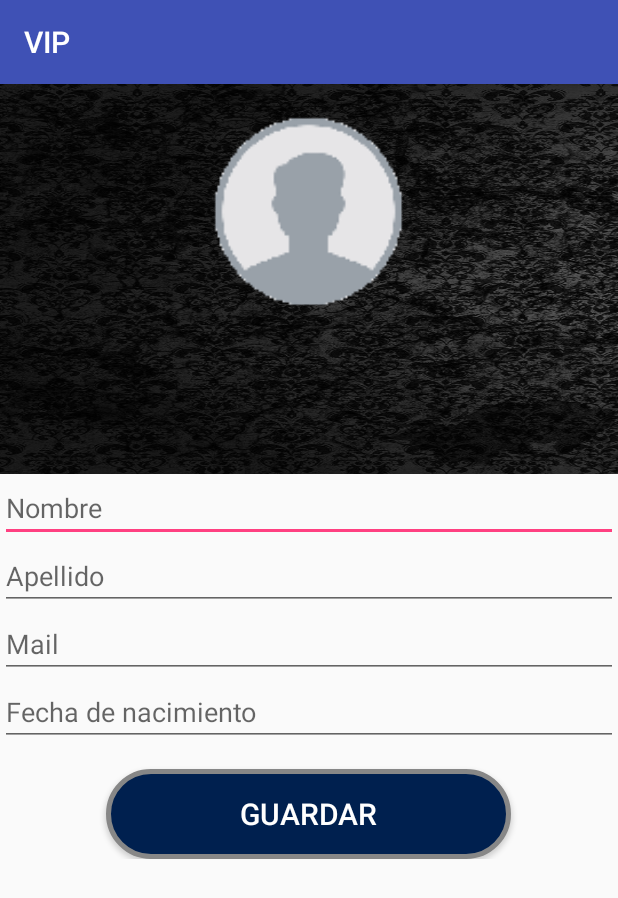
After one commit to Franverri/VIP, an Android app: the ProfileActivity screen opened directly, with no data from a screen before it, on a phone screen of 412 x 824 dp. The commit adds this screen. Shown: the top 898 px of the screen. Run offline under Robolectric (Android 15) with nearby library versions, the phone set to English and light mode, and no system bars; our stand-ins replace CircleImageView, Firebase (no records; nobody signed in at launch, a user with empty details on screens opened directly).

Commit message:
Pantalla de perfil + modificacion en BDD

```diff
--- a/app/build.gradle
+++ b/app/build.gradle
@@ -29,7 +29,7 @@ dependencies {
     implementation 'com.android.support.constraint:constraint-layout:1.1.2'
     implementation 'com.android.support:support-v4:28.0.0-alpha3'
     implementation 'com.android.support:design:28.0.0-alpha3'
-    implementation 'com.google.firebase:firebase-database:11.8.0'
+    implementation 'com.google.firebase:firebase-database:16.0.1'
     testImplementation 'junit:junit:4.12'
     androidTestImplementation 'com.android.support.test:runner:1.0.2'
     androidTestImplementation 'com.android.support.test.espresso:espresso-core:3.0.2'
--- a/app/src/main/AndroidManifest.xml
+++ b/app/src/main/AndroidManifest.xml
@@ -24,7 +24,7 @@
         <activity
             android:name=".MainActivity"
             android:label="@string/title_activity_main"
-            android:theme="@style/AppTheme.NoActionBar"></activity>
+            android:theme="@style/AppTheme.NoActionBar" />
         <activity android:name=".contact_form" />
         <activity
             android:name=".TestActivity"
@@ -57,7 +57,8 @@
                 <category android:name="android.intent.category.LAUNCHER" />
             </intent-filter>
         </activity>
-        <activity android:name=".RegisterActivity"></activity>
+        <activity android:name=".RegisterActivity" />
+        <activity android:name=".ProfileActivity"></activity>
     </application>
 
 </manifest>
--- /dev/null
+++ b/app/src/main/java/tdp/vip/ProfileActivity.java
@@ -0,0 +1,128 @@
+package tdp.vip;
+
+import android.app.ProgressDialog;
+import android.content.Context;
+import android.content.Intent;
+import android.content.SharedPreferences;
+import android.os.Handler;
+import android.support.v7.app.AppCompatActivity;
+import android.os.Bundle;
+import android.util.Log;
+import android.view.View;
+import android.view.Window;
+import android.view.WindowManager;
+import android.widget.Button;
+import android.widget.EditText;
+import android.widget.TextView;
+import android.widget.Toast;
+
+import com.google.firebase.database.DatabaseReference;
+
+import org.w3c.dom.Text;
+
+import tdp.vip.dblocal.DBLocal;
+
+public class ProfileActivity extends AppCompatActivity {
+
+    SharedPreferences sharedPref;
+    SharedPreferences.Editor editorShared;
+
+    String nombre;
+    String apellido;
+    String nombreUsr;
+    String mail;
+    String fechaNacimiento;
+
+    DatabaseReference mDatabase;
+
+    @Override
+    protected void onCreate(Bundle savedInstanceState) {
+        super.onCreate(savedInstanceState);
+
+        //Le quito la barra de notificaciones
+        getWindow().requestFeature(Window.FEATURE_NO_TITLE);
+        getWindow().setFlags(WindowManager.LayoutParams.FLAG_FULLSCREEN, WindowManager.LayoutParams.FLAG_FULLSCREEN);
+
+        sharedPref = getSharedPreferences(getString(R.string.saved_data), Context.MODE_PRIVATE);
+        editorShared = sharedPref.edit();
+
+        nombre = sharedPref.getString("nombre", null);
+        apellido = sharedPref.getString("apellido", null);
+        nombreUsr = sharedPref.getString("nombreUsuario", null);
+        mail = sharedPref.getString("mail", null);
+        fechaNacimiento = sharedPref.getString("fechaNacimiento", null);
+
+        setContentView(R.layout.activity_profile);
+
+        TextView tvNombreUsr = (TextView) findViewById(R.id.profile_nombreUsr);
+        EditText etNombre = (EditText) findViewById(R.id.profile_nombre);
+        EditText etApellido = (EditText) findViewById(R.id.profile_apellido);
+        EditText etMail = (EditText) findViewById(R.id.profile_mail);
+        EditText etFechaNacimiento = (EditText) findViewById(R.id.profile_fechaNacimiento);
+
+        tvNombreUsr.setText(nombreUsr);
+        etNombre.setText(nombre);
+        etApellido.setText(apellido);
+        etMail.setText(mail);
+        etFechaNacimiento.setText(fechaNacimiento);
+
+        Button button= (Button) findViewById(R.id.profile_btnGuardar);
+        button.setOnClickListener(new View.OnClickListener() {
+            @Override
+            public void onClick(View v) {
+                saveChanges(v);
+            }
+        });
+    }
+
+    private void saveChanges(View v) {
+
+        EditText etNombre = (EditText) findViewById(R.id.profile_nombre);
+        EditText etApellido = (EditText) findViewById(R.id.profile_apellido);
+        EditText etMail = (EditText) findViewById(R.id.profile_mail);
+        EditText etFechaNacimiento = (EditText) findViewById(R.id.profile_fechaNacimiento);
+
+        nombre = etNombre.getText().toString();
+        apellido = etApellido.getText().toString();
+        mail = etMail.getText().toString();
+        fechaNacimiento = etFechaNacimiento.getText().toString();
+
+        editorShared.putString("nombre", nombre);
+        editorShared.putString("apellido", apellido);
+        editorShared.putString("mail", mail);
+        editorShared.putString("fechaNacimiento", fechaNacimiento);
+        editorShared.apply();
+
+        modificarDatosEnBDD(nombreUsr, nombre, apellido, mail, fechaNacimiento);
+
+        goMain();
+
+    }
+
+    private void modificarDatosEnBDD(String nombreUsr, String nombre, String apellido, String mail, String fechaNacimiento) {
+        DBLocal.getInstance().updateUsuario(nombreUsr,nombre,apellido,mail,fechaNacimiento);
+    }
+
+    private void goMain() {
+        final ProgressDialog progressDialog = new ProgressDialog(ProfileActivity.this);
+        progressDialog.setTitle("Perfil");
+        progressDialog.setMessage("Guardando cambios...");
+        progressDialog.show();
+
+        Runnable progressRunnable = new Runnable() {
+
+            @Override
+            public void run() {
+                progressDialog.cancel();
+                Toast.makeText(ProfileActivity.this, "Cambios guardados!",
+                        Toast.LENGTH_LONG).show();
+                Intent intent = new Intent(ProfileActivity.this, MainActivity.class);
+                intent.setFlags(Intent.FLAG_ACTIVITY_NEW_TASK | Intent.FLAG_ACTIVITY_CLEAR_TASK);
+                startActivity(intent);
+            }
+        };
+
+        Handler pdCanceller = new Handler();
+        pdCanceller.postDelayed(progressRunnable, 4000);
+    }
+}
--- /dev/null
+++ b/app/src/main/res/layout/activity_profile.xml
@@ -0,0 +1,92 @@
+<?xml version="1.0" encoding="utf-8"?>
+<LinearLayout xmlns:android="http://schemas.android.com/apk/res/android"
+    xmlns:app="http://schemas.android.com/apk/res-auto"
+    xmlns:tools="http://schemas.android.com/tools"
+    android:id="@+id/linLayoutItems"
+    android:layout_width="match_parent"
+    android:layout_height="match_parent"
+    android:orientation="vertical"
+    tools:context=".ProfileActivity">
+
+    <RelativeLayout
+        android:layout_width="match_parent"
+        android:layout_height="260dp">
+
+        <LinearLayout
+            android:layout_width="match_parent"
+            android:layout_height="260dp"
+            android:background="@drawable/fondo"
+            android:orientation="vertical">
+
+            <de.hdodenhof.circleimageview.CircleImageView
+                android:id="@+id/profile_imgPerfil"
+                android:layout_width="130dp"
+                android:layout_height="130dp"
+                android:layout_gravity="center_horizontal"
+                android:layout_marginTop="20dp"
+                android:src="@drawable/silueta" />
+
+            <TextView
+                android:id="@+id/profile_nombreUsr"
+                android:layout_width="wrap_content"
+                android:layout_height="wrap_content"
+                android:layout_gravity="center_horizontal"
+                android:layout_marginTop="10dp"
+                android:text="Nombre usuario"
+                android:textColor="@color/white"
+                android:textSize="21sp"
+                android:textStyle="bold|italic" />
+
+        </LinearLayout>
+    </RelativeLayout>
+
+    <ScrollView
+        android:layout_width="match_parent"
+        android:layout_height="match_parent">
+
+        <LinearLayout
+            android:id="@+id/profile_data"
+            android:layout_width="match_parent"
+            android:layout_height="match_parent"
+            android:baselineAligned="false"
+            android:gravity="center"
+            android:orientation="vertical" >
+
+            <EditText
+                android:id="@+id/profile_nombre"
+                android:layout_width="match_parent"
+                android:layout_height="wrap_content"
+                android:hint="Nombre"/>
+
+            <EditText
+                android:id="@+id/profile_apellido"
+                android:layout_width="match_parent"
+                android:layout_height="wrap_content"
+                android:hint="Apellido"/>
+
+            <EditText
+                android:id="@+id/profile_mail"
+                android:layout_width="match_parent"
+                android:layout_height="wrap_content"
+                android:hint="Mail"/>
+
+            <EditText
+                android:id="@+id/profile_fechaNacimiento"
+                android:layout_width="match_parent"
+                android:layout_height="wrap_content"
+                android:hint="Fecha de nacimiento"/>
+
+            <Button
+                android:id="@+id/profile_btnGuardar"
+                android:layout_marginTop="15dp"
+                android:layout_width="wrap_content"
+                android:layout_height="wrap_content"
+                android:background="@drawable/buttonshape"
+                android:textColor="@color/white"
+                android:textSize="20dp"
+                android:text="GUARDAR"/>
+
+        </LinearLayout>
+    </ScrollView>
+
+</LinearLayout>
```
Also changed, not shown: app/src/main/java/tdp/vip/LoginActivity.java (+46 -0 lines), app/src/main/java/tdp/vip/MainActivity.java (+13 -0 lines), app/src/main/java/tdp/vip/dblocal/DBLocal.java (+22 -0 lines).
